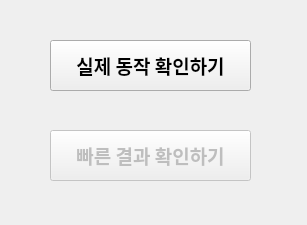
First picture: the form in Dynamic/dynamic_sim_gui.ui, repository JeonHyeongJunKW/warehouse-simulator, before the edit.
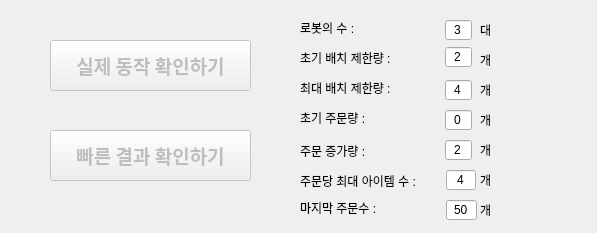
Second picture: the form after the edit.

Patch:
```diff
--- a/Dynamic/dynamic_sim_gui.ui
+++ b/Dynamic/dynamic_sim_gui.ui
@@ -6,14 +6,17 @@
    <rect>
     <x>0</x>
     <y>0</y>
-    <width>307</width>
-    <height>225</height>
+    <width>597</width>
+    <height>233</height>
    </rect>
   </property>
   <property name="windowTitle">
    <string>Form</string>
   </property>
   <widget class="QPushButton" name="buttonRealView">
+   <property name="enabled">
+    <bool>false</bool>
+   </property>
    <property name="geometry">
     <rect>
      <x>50</x>
@@ -70,6 +73,300 @@
     <bool>false</bool>
    </property>
   </widget>
+  <widget class="QLabel" name="label">
+   <property name="geometry">
+    <rect>
+     <x>300</x>
+     <y>20</y>
+     <width>71</width>
+     <height>16</height>
+    </rect>
+   </property>
+   <property name="text">
+    <string>로봇의 수 :</string>
+   </property>
+  </widget>
+  <widget class="QLabel" name="label_2">
+   <property name="geometry">
+    <rect>
+     <x>300</x>
+     <y>50</y>
+     <width>101</width>
+     <height>16</height>
+    </rect>
+   </property>
+   <property name="text">
+    <string>초기 배치 제한량 :</string>
+   </property>
+  </widget>
+  <widget class="QLabel" name="label_3">
+   <property name="geometry">
+    <rect>
+     <x>300</x>
+     <y>80</y>
+     <width>101</width>
+     <height>16</height>
+    </rect>
+   </property>
+   <property name="text">
+    <string>최대 배치 제한량 :</string>
+   </property>
+  </widget>
+  <widget class="QLabel" name="label_4">
+   <property name="geometry">
+    <rect>
+     <x>300</x>
+     <y>110</y>
+     <width>91</width>
+     <height>16</height>
+    </rect>
+   </property>
+   <property name="text">
+    <string>초기 주문량 :</string>
+   </property>
+  </widget>
+  <widget class="QLabel" name="label_5">
+   <property name="geometry">
+    <rect>
+     <x>300</x>
+     <y>143</y>
+     <width>91</width>
+     <height>16</height>
+    </rect>
+   </property>
+   <property name="text">
+    <string>주문 증가량 :</string>
+   </property>
+  </widget>
+  <widget class="QLabel" name="label_6">
+   <property name="geometry">
+    <rect>
+     <x>300</x>
+     <y>170</y>
+     <width>131</width>
+     <height>21</height>
+    </rect>
+   </property>
+   <property name="text">
+    <string>주문당 최대 아이템 수 :</string>
+   </property>
+  </widget>
+  <widget class="QLineEdit" name="le_robotnum">
+   <property name="geometry">
+    <rect>
+     <x>445</x>
+     <y>20</y>
+     <width>27</width>
+     <height>20</height>
+    </rect>
+   </property>
+   <property name="text">
+    <string>3</string>
+   </property>
+   <property name="alignment">
+    <set>Qt::AlignCenter</set>
+   </property>
+  </widget>
+  <widget class="QLineEdit" name="le_init_batch_size">
+   <property name="geometry">
+    <rect>
+     <x>445</x>
+     <y>47</y>
+     <width>27</width>
+     <height>20</height>
+    </rect>
+   </property>
+   <property name="text">
+    <string>2</string>
+   </property>
+   <property name="alignment">
+    <set>Qt::AlignCenter</set>
+   </property>
+  </widget>
+  <widget class="QLineEdit" name="le_max_batch_size">
+   <property name="geometry">
+    <rect>
+     <x>445</x>
+     <y>80</y>
+     <width>27</width>
+     <height>20</height>
+    </rect>
+   </property>
+   <property name="text">
+    <string>4</string>
+   </property>
+   <property name="alignment">
+    <set>Qt::AlignCenter</set>
+   </property>
+  </widget>
+  <widget class="QLineEdit" name="le_init_ordernum">
+   <property name="geometry">
+    <rect>
+     <x>445</x>
+     <y>110</y>
+     <width>27</width>
+     <height>20</height>
+    </rect>
+   </property>
+   <property name="text">
+    <string>0</string>
+   </property>
+   <property name="alignment">
+    <set>Qt::AlignCenter</set>
+   </property>
+  </widget>
+  <widget class="QLineEdit" name="le_update_ordernum">
+   <property name="geometry">
+    <rect>
+     <x>445</x>
+     <y>140</y>
+     <width>27</width>
+     <height>20</height>
+    </rect>
+   </property>
+   <property name="text">
+    <string>2</string>
+   </property>
+   <property name="alignment">
+    <set>Qt::AlignCenter</set>
+   </property>
+  </widget>
+  <widget class="QLineEdit" name="le_max_itemnum">
+   <property name="geometry">
+    <rect>
+     <x>446</x>
+     <y>170</y>
+     <width>30</width>
+     <height>20</height>
+    </rect>
+   </property>
+   <property name="text">
+    <string>4</string>
+   </property>
+   <property name="alignment">
+    <set>Qt::AlignCenter</set>
+   </property>
+  </widget>
+  <widget class="QLabel" name="label_7">
+   <property name="geometry">
+    <rect>
+     <x>300</x>
+     <y>200</y>
+     <width>91</width>
+     <height>16</height>
+    </rect>
+   </property>
+   <property name="text">
+    <string>마지막 주문수 : </string>
+   </property>
+  </widget>
+  <widget class="QLineEdit" name="le_max_ordercall">
+   <property name="geometry">
+    <rect>
+     <x>446</x>
+     <y>200</y>
+     <width>31</width>
+     <height>20</height>
+    </rect>
+   </property>
+   <property name="text">
+    <string>50</string>
+   </property>
+   <property name="alignment">
+    <set>Qt::AlignCenter</set>
+   </property>
+  </widget>
+  <widget class="QLabel" name="label_8">
+   <property name="geometry">
+    <rect>
+     <x>480</x>
+     <y>50</y>
+     <width>56</width>
+     <height>20</height>
+    </rect>
+   </property>
+   <property name="text">
+    <string>개</string>
+   </property>
+  </widget>
+  <widget class="QLabel" name="label_9">
+   <property name="geometry">
+    <rect>
+     <x>480</x>
+     <y>80</y>
+     <width>56</width>
+     <height>20</height>
+    </rect>
+   </property>
+   <property name="text">
+    <string>개</string>
+   </property>
+  </widget>
+  <widget class="QLabel" name="label_10">
+   <property name="geometry">
+    <rect>
+     <x>480</x>
+     <y>110</y>
+     <width>56</width>
+     <height>20</height>
+    </rect>
+   </property>
+   <property name="text">
+    <string>개</string>
+   </property>
+  </widget>
+  <widget class="QLabel" name="label_11">
+   <property name="geometry">
+    <rect>
+     <x>480</x>
+     <y>140</y>
+     <width>56</width>
+     <height>20</height>
+    </rect>
+   </property>
+   <property name="text">
+    <string>개</string>
+   </property>
+  </widget>
+  <widget class="QLabel" name="label_12">
+   <property name="geometry">
+    <rect>
+     <x>480</x>
+     <y>170</y>
+     <width>56</width>
+     <height>20</height>
+    </rect>
+   </property>
+   <property name="text">
+    <string>개</string>
+   </property>
+  </widget>
+  <widget class="QLabel" name="label_13">
+   <property name="geometry">
+    <rect>
+     <x>480</x>
+     <y>200</y>
+     <width>56</width>
+     <height>20</height>
+    </rect>
+   </property>
+   <property name="text">
+    <string>개</string>
+   </property>
+  </widget>
+  <widget class="QLabel" name="label_14">
+   <property name="geometry">
+    <rect>
+     <x>480</x>
+     <y>20</y>
+     <width>56</width>
+     <height>20</height>
+    </rect>
+   </property>
+   <property name="text">
+    <string>대</string>
+   </property>
+  </widget>
  </widget>
  <resources/>
  <connections/>
```
